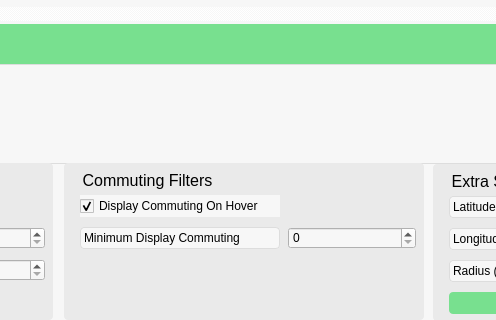
Above: main/cpp/ui/mapviewerwindow.ui from svissers/peryite before the change; both pictures show x 307 to 803 and y 376 to 696 of the 1000 by 696 pixel window. Below: the same form after it.
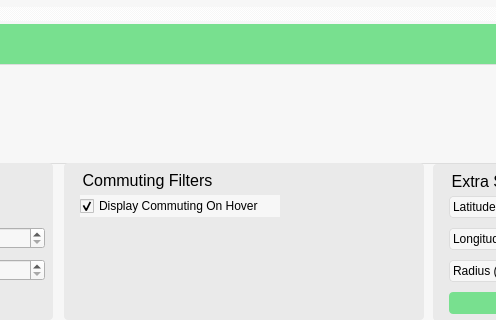
That is the form after the change.

Patch:
```diff
--- a/main/cpp/ui/mapviewerwindow.ui
+++ b/main/cpp/ui/mapviewerwindow.ui
@@ -266,32 +266,6 @@
      <bool>true</bool>
     </property>
    </widget>
-   <widget class="QSpinBox" name="minCommuting">
-    <property name="geometry">
-     <rect>
-      <x>224</x>
-      <y>64</y>
-      <width>128</width>
-      <height>22</height>
-     </rect>
-    </property>
-    <property name="maximum">
-     <number>999999999</number>
-    </property>
-   </widget>
-   <widget class="QLabel" name="minCommutingLabel">
-    <property name="geometry">
-     <rect>
-      <x>16</x>
-      <y>64</y>
-      <width>200</width>
-      <height>22</height>
-     </rect>
-    </property>
-    <property name="text">
-     <string>Minimum Display Commuting</string>
-    </property>
-   </widget>
   </widget>
   <widget class="QGroupBox" name="ExtraStatistics">
    <property name="geometry">
```
